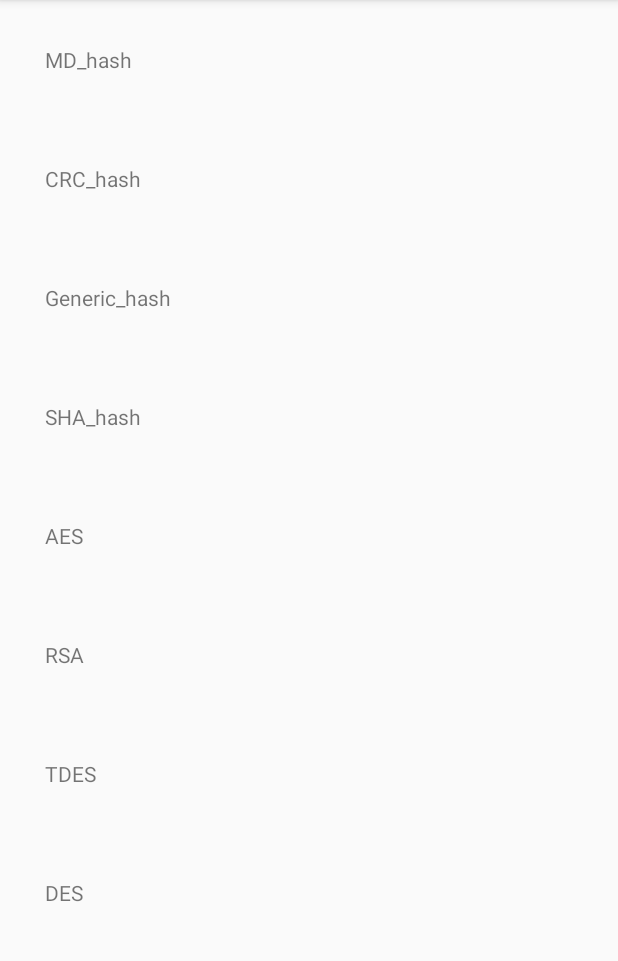
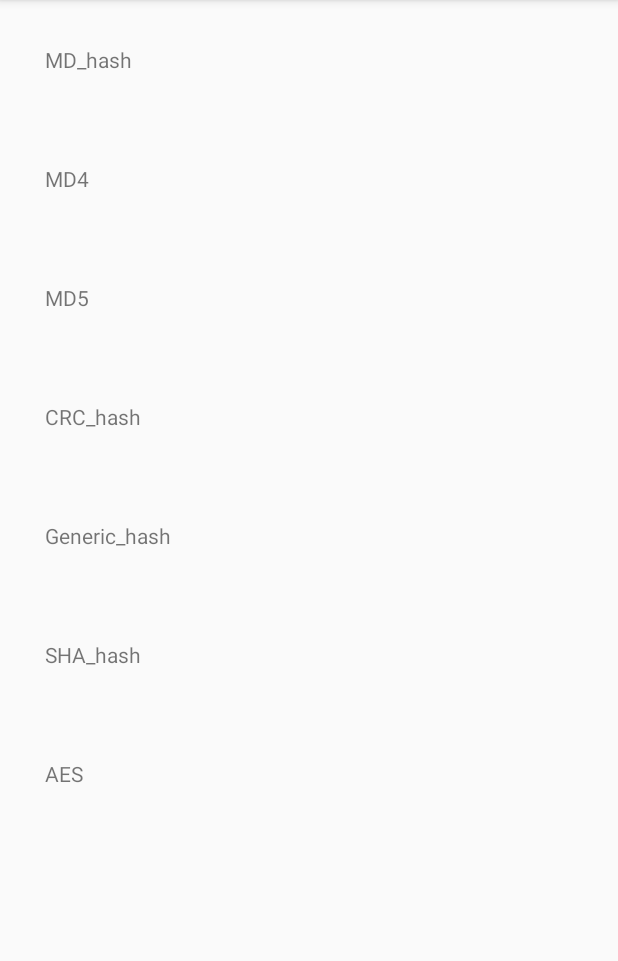
Before and after one commit to vipinsharma0050/bptool, an Android app: the screen it shows after launch (MainActivity), after a tap on "MD_hash", on a phone screen of 412 x 824 dp, the part 84-1045 px from its top. Run offline under Robolectric (Android 15) with nearby library versions, the phone set to English and light mode, and no system bars; our stand-ins replace data binding.

Commit message:
correct drop down menu

```diff
--- a/app/src/main/java/com/example/bptool/DataItemAdapter.kt
+++ b/app/src/main/java/com/example/bptool/DataItemAdapter.kt
@@ -10,7 +10,11 @@ import androidx.recyclerview.widget.RecyclerView
 
 class DataItemAdapter(var context: Context, private var list: ArrayList<ListTitle>) : RecyclerView.Adapter<DataItemAdapter.ViewHolder>()  {
     private var mExpandedPosition = -1
+   /* private var listitem = ArrayList<String>()
+     private val lazyList by lazy {
+         listitem
 
+     }*/
     override fun onCreateViewHolder(
         parent: ViewGroup,
         viewType: Int
@@ -32,7 +36,9 @@ class DataItemAdapter(var context: Context, private var list: ArrayList<ListTitl
         holder.title.setOnClickListener {
             for (i in 0 until list.get(position).combined.size){
                 if (!list.get(position).modeHash){
+                   // lazyList.addAll(list.get(position).mode!!)
                     val adapter = MDHashAdapter(context , list.get(position).mode!!)
+                  //  val adapter = MDHashAdapter(context , lazyList)
                     holder.recyclerview.adapter = adapter
                 }else{
                     val adapter = DataItemAdapterNested(context , list.get(position).combined)
@@ -53,11 +59,6 @@ class DataItemAdapter(var context: Context, private var list: ArrayList<ListTitl
     }
 
     override fun getItemCount(): Int {
-//         if (list.size >=1){
-//            return  0
-//        }else{
             return list.size
-        //}
-
     }
 }
--- a/app/src/main/java/com/example/bptool/MDHashAdapter.kt
+++ b/app/src/main/java/com/example/bptool/MDHashAdapter.kt
@@ -21,7 +21,7 @@ class MDHashAdapter(var context: Context, var list: List<String>) : RecyclerView
 
     override fun onBindViewHolder(
         holder: ViewHolder, position: Int) {
-        holder.title.text = list!![position]
+        holder.title.text = list[position]
     }
 
     class ViewHolder(itemView: View)  : RecyclerView.ViewHolder(itemView) {
@@ -32,11 +32,7 @@ class MDHashAdapter(var context: Context, var list: List<String>) : RecyclerView
     }
 
     override fun getItemCount(): Int {
-//         if (list.size >=1){
-//            return  0
-//        }else{
-        return list!!.size
-        //}
+        return list.size
 
     }
 }
--- a/app/src/main/java/com/example/bptool/MainActivity.kt
+++ b/app/src/main/java/com/example/bptool/MainActivity.kt
@@ -69,7 +69,7 @@ class MainActivity : AppCompatActivity() {
                     combinedListData.add(CombinedTitle("BIT_SIZE" , response.encrption!!.get(i).AES?.get(j)?.bit_size!!))
                     listTitle.add(ListTitle("AES",combinedListData, myList, emptyList(), true))
 
-                    combinedListDataRSA.add(CombinedTitle("Key Size" , response.encrption!!.get(i).RSA?.get(j)?.key_size!!))
+                   /* combinedListDataRSA.add(CombinedTitle("Key Size" , response.encrption!!.get(i).RSA?.get(j)?.key_size!!))
                     listTitle.add(ListTitle("RSA",combinedListDataRSA, myListRSA, emptyList(), true))
 
                     combinedListDataTDES.add(CombinedTitle("MODE" , response.encrption!!.get(i).TDES?.get(j)?.mode!!))
@@ -78,7 +78,7 @@ class MainActivity : AppCompatActivity() {
 
                     combinedListDataDES.add(CombinedTitle("Padding" , response.encrption!!.get(i).DES?.get(j)?.padding_type!!))
                     listTitle.add(ListTitle("DES",combinedListDataDES, myListDES, emptyList(), true))
-
+              */
 
                 }
             }
```
